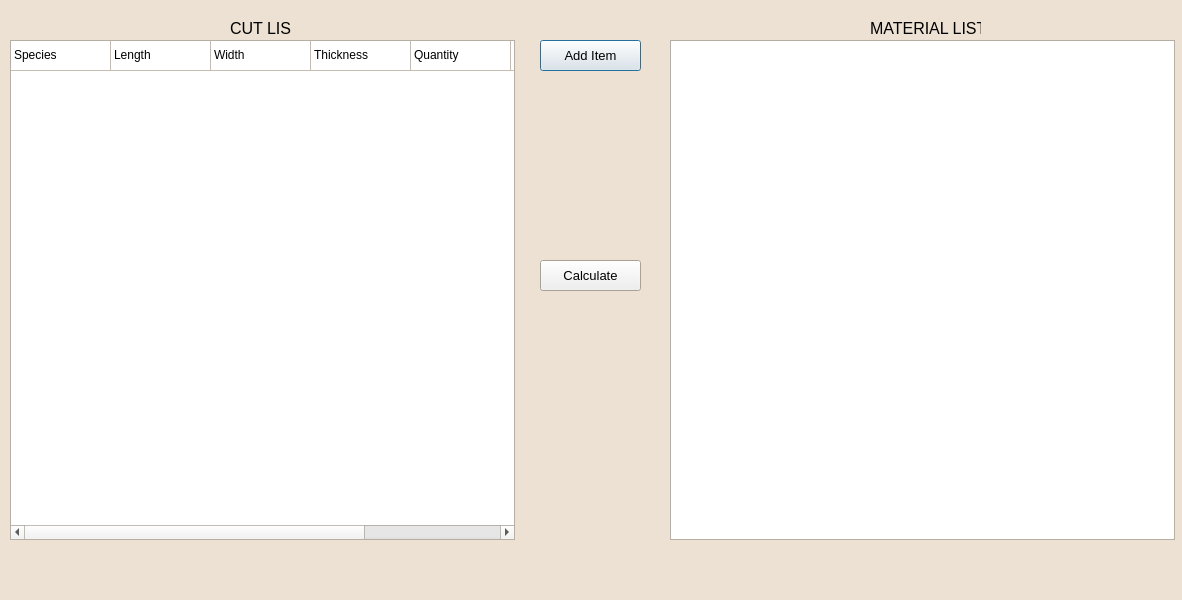
Old version of the form cutlistdialog.ui in the repository EtoDrowsy/CS499.
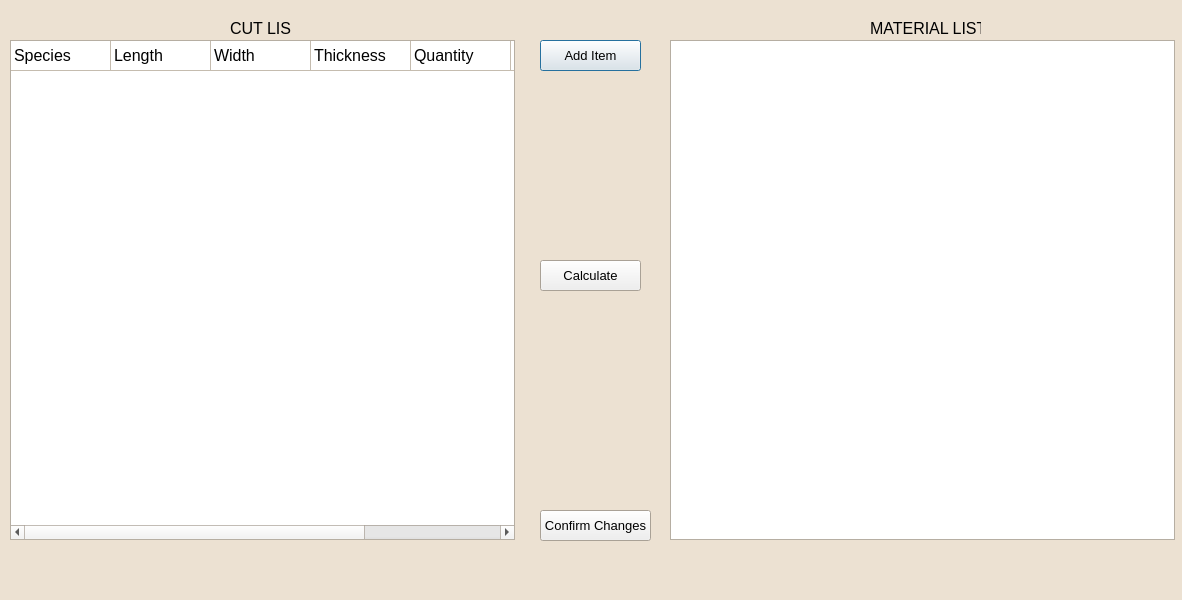
New version of the form.

```diff
--- a/cutlistdialog.ui
+++ b/cutlistdialog.ui
@@ -71,6 +71,11 @@
      <height>500</height>
     </rect>
    </property>
+   <property name="font">
+    <font>
+     <pointsize>12</pointsize>
+    </font>
+   </property>
    <property name="locale">
     <locale language="English" country="UnitedStates"/>
    </property>
@@ -226,6 +231,24 @@
     </font>
    </property>
   </widget>
+  <widget class="QPushButton" name="confirmButton">
+   <property name="geometry">
+    <rect>
+     <x>540</x>
+     <y>510</y>
+     <width>111</width>
+     <height>31</height>
+    </rect>
+   </property>
+   <property name="font">
+    <font>
+     <pointsize>10</pointsize>
+    </font>
+   </property>
+   <property name="text">
+    <string>Confirm Changes</string>
+   </property>
+  </widget>
  </widget>
  <resources/>
  <connections/>
```
